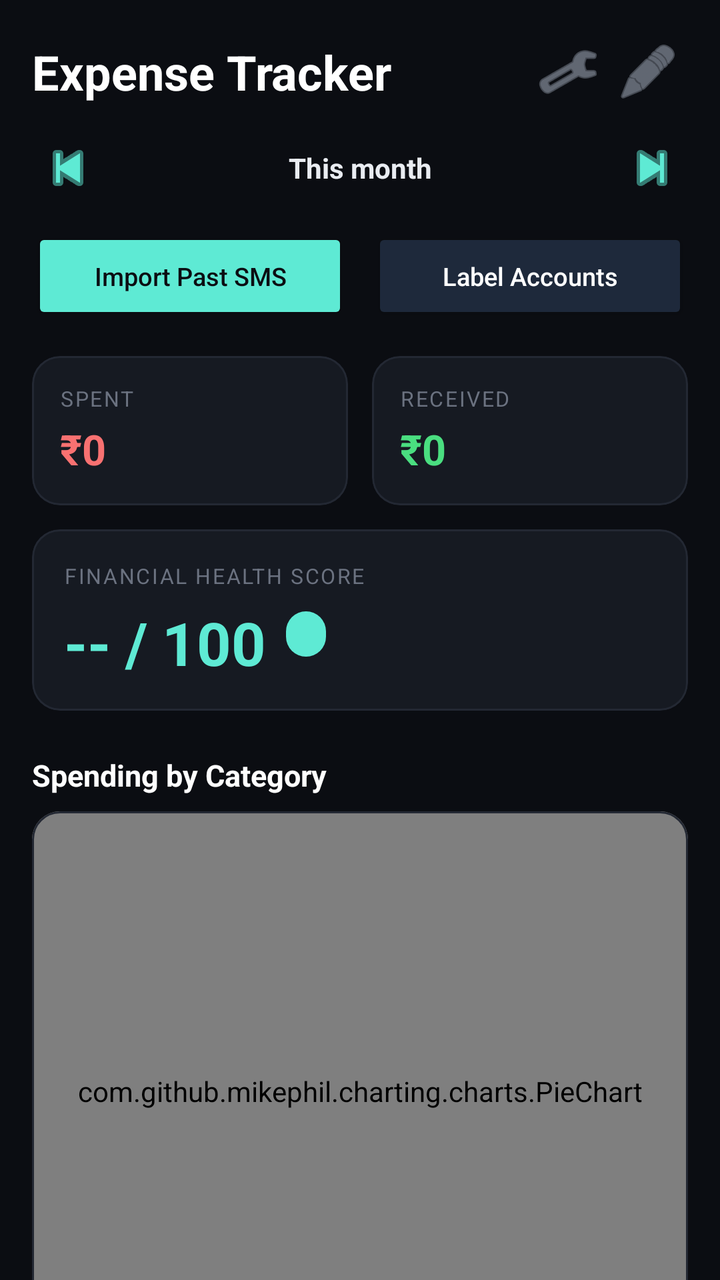
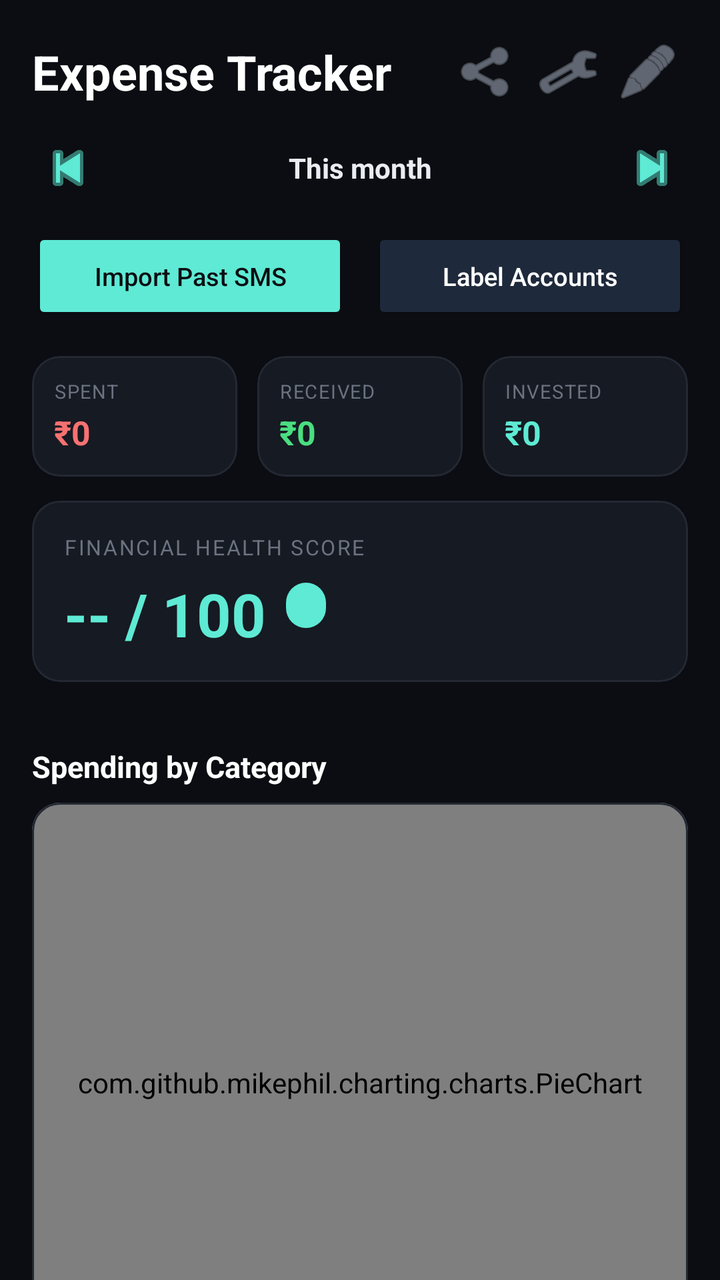

An Android layout rendered at two revisions. The XML below is the earlier revision; the diff shows what the commit changed to produce the second picture.
<!-- AndroidManifest.xml: application theme Theme.ExpenseTracker -->
<!-- res/layout/activity_main.xml -->
<?xml version="1.0" encoding="utf-8"?>
<androidx.core.widget.NestedScrollView
    xmlns:android="http://schemas.android.com/apk/res/android"
    xmlns:app="http://schemas.android.com/apk/res-auto"
    android:layout_width="match_parent"
    android:layout_height="match_parent"
    android:background="#0B0D12">

    <LinearLayout
        android:layout_width="match_parent"
        android:layout_height="wrap_content"
        android:orientation="vertical"
        android:padding="16dp">

        
        <LinearLayout
            android:layout_width="match_parent"
            android:layout_height="wrap_content"
            android:orientation="horizontal"
            android:gravity="center_vertical">

            <TextView
                android:layout_width="0dp"
                android:layout_height="wrap_content"
                android:layout_weight="1"
                android:text="Expense Tracker"
                android:textColor="#FFFFFF"
                android:textSize="24sp"
                android:textStyle="bold" />

            <ImageButton
                android:id="@+id/btnSettingsIcon"
                android:layout_width="40dp"
                android:layout_height="40dp"
                android:background="?attr/selectableItemBackgroundBorderless"
                android:contentDescription="Budgets"
                android:src="@android:drawable/ic_menu_manage"
                app:tint="#9AA3B2" />

            <ImageButton
                android:id="@+id/btnLabelIcon"
                android:layout_width="40dp"
                android:layout_height="40dp"
                android:background="?attr/selectableItemBackgroundBorderless"
                android:contentDescription="Label accounts"
                android:src="@android:drawable/ic_menu_edit"
                app:tint="#9AA3B2" />
        </LinearLayout>

        
        <LinearLayout
            android:layout_width="match_parent"
            android:layout_height="wrap_content"
            android:layout_marginTop="10dp"
            android:gravity="center_vertical"
            android:orientation="horizontal">

            <ImageButton
                android:id="@+id/btnPrevMonth"
                android:layout_width="36dp"
                android:layout_height="36dp"
                android:background="?attr/selectableItemBackgroundBorderless"
                android:contentDescription="Previous month"
                android:src="@android:drawable/ic_media_previous"
                app:tint="#5EEAD4" />

            <TextView
                android:id="@+id/tvPeriod"
                android:layout_width="0dp"
                android:layout_height="wrap_content"
                android:layout_weight="1"
                android:gravity="center"
                android:text="This month"
                android:textColor="#E9ECF1"
                android:textSize="14sp"
                android:textStyle="bold" />

            <ImageButton
                android:id="@+id/btnNextMonth"
                android:layout_width="36dp"
                android:layout_height="36dp"
                android:background="?attr/selectableItemBackgroundBorderless"
                android:contentDescription="Next month"
                android:src="@android:drawable/ic_media_next"
                app:tint="#5EEAD4" />
        </LinearLayout>

        
        <LinearLayout
            android:layout_width="match_parent"
            android:layout_height="wrap_content"
            android:layout_marginTop="12dp"
            android:orientation="horizontal">

            <Button
                android:id="@+id/btnImportSms"
                android:layout_width="0dp"
                android:layout_height="wrap_content"
                android:layout_weight="1"
                android:layout_marginEnd="6dp"
                android:backgroundTint="#5EEAD4"
                android:text="Import Past SMS"
                android:textColor="#0B0D12"
                android:textAllCaps="false"
                android:textSize="12.5sp" />

            <Button
                android:id="@+id/btnLabelAccounts"
                android:layout_width="0dp"
                android:layout_height="wrap_content"
                android:layout_weight="1"
                android:layout_marginStart="6dp"
                android:backgroundTint="#1E293B"
                android:text="Label Accounts"
                android:textColor="#FFFFFF"
                android:textAllCaps="false"
                android:textSize="12.5sp" />
        </LinearLayout>

        
        <LinearLayout
            android:layout_width="match_parent"
            android:layout_height="wrap_content"
            android:layout_marginTop="16dp"
            android:orientation="horizontal">

            <com.google.android.material.card.MaterialCardView
                android:layout_width="0dp"
                android:layout_height="wrap_content"
                android:layout_weight="1"
                android:layout_marginEnd="6dp"
                app:cardBackgroundColor="#161A22"
                app:cardCornerRadius="14dp"
                app:cardElevation="0dp"
                app:strokeColor="#232833"
                app:strokeWidth="1dp">

                <LinearLayout
                    android:layout_width="match_parent"
                    android:layout_height="wrap_content"
                    android:orientation="vertical"
                    android:padding="14dp">

                    <TextView
                        android:layout_width="wrap_content"
                        android:layout_height="wrap_content"
                        android:text="SPENT"
                        android:textColor="#6B7280"
                        android:textSize="10.5sp"
                        android:letterSpacing="0.08" />

                    <TextView
                        android:id="@+id/tvTotalDebit"
                        android:layout_width="wrap_content"
                        android:layout_height="wrap_content"
                        android:layout_marginTop="4dp"
                        android:text="₹0"
                        android:textColor="#F87171"
                        android:textSize="21sp"
                        android:textStyle="bold" />
                </LinearLayout>
            </com.google.android.material.card.MaterialCardView>

            <com.google.android.material.card.MaterialCardView
                android:layout_width="0dp"
                android:layout_height="wrap_content"
                android:layout_weight="1"
                android:layout_marginStart="6dp"
                app:cardBackgroundColor="#161A22"
                app:cardCornerRadius="14dp"
                app:cardElevation="0dp"
                app:strokeColor="#232833"
                app:strokeWidth="1dp">

                <LinearLayout
                    android:layout_width="match_parent"
                    android:layout_height="wrap_content"
                    android:orientation="vertical"
                    android:padding="14dp">

                    <TextView
                        android:layout_width="wrap_content"
                        android:layout_height="wrap_content"
                        android:text="RECEIVED"
                        android:textColor="#6B7280"
                        android:textSize="10.5sp"
                        android:letterSpacing="0.08" />

                    <TextView
                        android:id="@+id/tvTotalCredit"
                        android:layout_width="wrap_content"
                        android:layout_height="wrap_content"
                        android:layout_marginTop="4dp"
                        android:text="₹0"
                        android:textColor="#4ADE80"
                        android:textSize="21sp"
                        android:textStyle="bold" />
                </LinearLayout>
            </com.google.android.material.card.MaterialCardView>
        </LinearLayout>

        
        <com.google.android.material.card.MaterialCardView
            android:layout_width="match_parent"
            android:layout_height="wrap_content"
            android:layout_marginTop="12dp"
            app:cardBackgroundColor="#161A22"
            app:cardCornerRadius="14dp"
            app:cardElevation="0dp"
            app:strokeColor="#232833"
            app:strokeWidth="1dp">

            <LinearLayout
                android:layout_width="match_parent"
                android:layout_height="wrap_content"
                android:orientation="vertical"
                android:padding="16dp">

                <TextView
                    android:layout_width="wrap_content"
                    android:layout_height="wrap_content"
                    android:text="FINANCIAL HEALTH SCORE"
                    android:textColor="#6B7280"
                    android:textSize="10.5sp"
                    android:letterSpacing="0.08" />

                <LinearLayout
                    android:layout_width="match_parent"
                    android:layout_height="wrap_content"
                    android:gravity="center_vertical"
                    android:orientation="horizontal">

                    <TextView
                        android:id="@+id/tvHealthScore"
                        android:layout_width="wrap_content"
                        android:layout_height="wrap_content"
                        android:layout_marginTop="4dp"
                        android:text="-- / 100"
                        android:textColor="#5EEAD4"
                        android:textSize="30sp"
                        android:textStyle="bold" />

                    <TextView
                        android:id="@+id/tvHealthBand"
                        android:layout_width="wrap_content"
                        android:layout_height="wrap_content"
                        android:layout_marginStart="10dp"
                        android:background="@drawable/badge_bg"
                        android:paddingStart="10dp"
                        android:paddingEnd="10dp"
                        android:paddingTop="4dp"
                        android:paddingBottom="4dp"
                        android:textColor="#0B0D12"
                        android:textSize="11sp"
                        android:textStyle="bold" />
                </LinearLayout>
            </LinearLayout>
        </com.google.android.material.card.MaterialCardView>

        
        <TextView
            android:layout_width="wrap_content"
            android:layout_height="wrap_content"
            android:layout_marginTop="22dp"
            android:layout_marginBottom="8dp"
            android:text="Spending by Category"
            android:textColor="#FFFFFF"
            android:textSize="15sp"
            android:textStyle="bold" />

        <com.google.android.material.card.MaterialCardView
            android:layout_width="match_parent"
            android:layout_height="wrap_content"
            app:cardBackgroundColor="#161A22"
            app:cardCornerRadius="14dp"
            app:cardElevation="0dp"
            app:strokeColor="#232833"
            app:strokeWidth="1dp">

            <com.github.mikephil.charting.charts.PieChart
                android:id="@+id/pieChart"
                android:layout_width="match_parent"
                android:layout_height="280dp"
                android:padding="8dp" />
        </com.google.android.material.card.MaterialCardView>

        
        <TextView
            android:layout_width="wrap_content"
            android:layout_height="wrap_content"
            android:layout_marginTop="22dp"
            android:layout_marginBottom="8dp"
            android:text="Top Merchants"
            android:textColor="#FFFFFF"
            android:textSize="15sp"
            android:textStyle="bold" />

        <com.google.android.material.card.MaterialCardView
            android:layout_width="match_parent"
            android:layout_height="wrap_content"
            app:cardBackgroundColor="#161A22"
            app:cardCornerRadius="14dp"
            app:cardElevation="0dp"
            app:strokeColor="#232833"
            app:strokeWidth="1dp">

            <com.github.mikephil.charting.charts.HorizontalBarChart
                android:id="@+id/barChart"
                android:layout_width="match_parent"
                android:layout_height="280dp"
                android:padding="8dp" />
        </com.google.android.material.card.MaterialCardView>

        
        <TextView
            android:layout_width="wrap_content"
            android:layout_height="wrap_content"
            android:layout_marginTop="22dp"
            android:layout_marginBottom="8dp"
            android:text="Recent Transactions"
            android:textColor="#FFFFFF"
            android:textSize="15sp"
            android:textStyle="bold" />

        <com.google.android.material.card.MaterialCardView
            android:layout_width="match_parent"
            android:layout_height="wrap_content"
            app:cardBackgroundColor="#161A22"
            app:cardCornerRadius="14dp"
            app:cardElevation="0dp"
            app:strokeColor="#232833"
            app:strokeWidth="1dp">

            <androidx.recyclerview.widget.RecyclerView
                android:id="@+id/rvTransactions"
                android:layout_width="match_parent"
                android:layout_height="wrap_content"
                android:nestedScrollingEnabled="false"
                android:paddingStart="14dp"
                android:paddingEnd="14dp"
                android:paddingTop="6dp"
                android:paddingBottom="6dp" />
        </com.google.android.material.card.MaterialCardView>

        
        <TextView
            android:layout_width="wrap_content"
            android:layout_height="wrap_content"
            android:layout_marginTop="22dp"
            android:text="⚠ Spending Flags"
            android:textColor="#FFFFFF"
            android:textSize="15sp"
            android:textStyle="bold" />

        <LinearLayout
            android:id="@+id/flagsContainer"
            android:layout_width="match_parent"
            android:layout_height="wrap_content"
            android:layout_marginTop="8dp"
            android:orientation="vertical" />

        
        <TextView
            android:layout_width="wrap_content"
            android:layout_height="wrap_content"
            android:layout_marginTop="18dp"
            android:text="✅ Savings Opportunities"
            android:textColor="#FFFFFF"
            android:textSize="15sp"
            android:textStyle="bold" />

        <LinearLayout
            android:id="@+id/savingsContainer"
            android:layout_width="match_parent"
            android:layout_height="wrap_content"
            android:layout_marginTop="8dp"
            android:layout_marginBottom="40dp"
            android:orientation="vertical" />

    </LinearLayout>
</androidx.core.widget.NestedScrollView>
<!-- resources referenced by this layout -->
<resources>
  <!-- drawable badge_bg (drawable) -->
  <?xml version="1.0" encoding="utf-8"?>
  <shape xmlns:android="http://schemas.android.com/apk/res/android" android:shape="rectangle">
      <solid android:color="#5EEAD4" />
      <corners android:radius="20dp" />
  </shape>
  <style name="Theme.ExpenseTracker" parent="Theme.MaterialComponents.DayNight.NoActionBar">
          <item name="colorPrimary">#5EEAD4</item>
          <item name="colorPrimaryDark">#0F1115</item>
          <item name="colorAccent">#5EEAD4</item>
          <item name="android:windowBackground">#0F1115</item>
      </style>
</resources>

<!-- the commit's change to res/layout/activity_main.xml (unified diff, before → after) -->
@@ -27,6 +27,15 @@
                 android:textColor="#FFFFFF"
                 android:textSize="24sp"
                 android:textStyle="bold" />
+
+            <ImageButton
+                android:id="@+id/btnShareIcon"
+                android:layout_width="40dp"
+                android:layout_height="40dp"
+                android:background="?attr/selectableItemBackgroundBorderless"
+                android:contentDescription="Share report"
+                android:src="@android:drawable/ic_menu_share"
+                app:tint="#9AA3B2" />
 
             <ImageButton
                 android:id="@+id/btnSettingsIcon"
@@ -128,7 +137,7 @@
                 android:layout_width="0dp"
                 android:layout_height="wrap_content"
                 android:layout_weight="1"
-                android:layout_marginEnd="6dp"
+                android:layout_marginEnd="5dp"
                 app:cardBackgroundColor="#161A22"
                 app:cardCornerRadius="14dp"
                 app:cardElevation="0dp"
@@ -139,24 +148,24 @@
                     android:layout_width="match_parent"
                     android:layout_height="wrap_content"
                     android:orientation="vertical"
-                    android:padding="14dp">
+                    android:padding="11dp">
 
                     <TextView
                         android:layout_width="wrap_content"
                         android:layout_height="wrap_content"
                         android:text="SPENT"
                         android:textColor="#6B7280"
-                        android:textSize="10.5sp"
-                        android:letterSpacing="0.08" />
+                        android:textSize="9.5sp"
+                        android:letterSpacing="0.06" />
 
                     <TextView
                         android:id="@+id/tvTotalDebit"
                         android:layout_width="wrap_content"
                         android:layout_height="wrap_content"
-                        android:layout_marginTop="4dp"
+                        android:layout_marginTop="3dp"
                         android:text="₹0"
                         android:textColor="#F87171"
-                        android:textSize="21sp"
+                        android:textSize="16.5sp"
                         android:textStyle="bold" />
                 </LinearLayout>
             </com.google.android.material.card.MaterialCardView>
@@ -165,7 +174,8 @@
                 android:layout_width="0dp"
                 android:layout_height="wrap_content"
                 android:layout_weight="1"
-                android:layout_marginStart="6dp"
+                android:layout_marginStart="5dp"
+                android:layout_marginEnd="5dp"
                 app:cardBackgroundColor="#161A22"
                 app:cardCornerRadius="14dp"
                 app:cardElevation="0dp"
@@ -176,24 +186,61 @@
                     android:layout_width="match_parent"
                     android:layout_height="wrap_content"
                     android:orientation="vertical"
-                    android:padding="14dp">
+                    android:padding="11dp">
 
                     <TextView
                         android:layout_width="wrap_content"
                         android:layout_height="wrap_content"
                         android:text="RECEIVED"
                         android:textColor="#6B7280"
-                        android:textSize="10.5sp"
-                        android:letterSpacing="0.08" />
+                        android:textSize="9.5sp"
+                        android:letterSpacing="0.06" />
 
                     <TextView
                         android:id="@+id/tvTotalCredit"
                         android:layout_width="wrap_content"
                         android:layout_height="wrap_content"
-                        android:layout_marginTop="4dp"
+                        android:layout_marginTop="3dp"
                         android:text="₹0"
                         android:textColor="#4ADE80"
-                        android:textSize="21sp"
+                        android:textSize="16.5sp"
+                        android:textStyle="bold" />
+                </LinearLayout>
+            </com.google.android.material.card.MaterialCardView>
+
+            <com.google.android.material.card.MaterialCardView
+                android:layout_width="0dp"
+                android:layout_height="wrap_content"
+                android:layout_weight="1"
+                android:layout_marginStart="5dp"
+                app:cardBackgroundColor="#161A22"
+                app:cardCornerRadius="14dp"
+                app:cardElevation="0dp"
+                app:strokeColor="#232833"
+                app:strokeWidth="1dp">
+
+                <LinearLayout
+                    android:layout_width="match_parent"
+                    android:layout_height="wrap_content"
+                    android:orientation="vertical"
+                    android:padding="11dp">
+
+                    <TextView
+                        android:layout_width="wrap_content"
+                        android:layout_height="wrap_content"
+                        android:text="INVESTED"
+                        android:textColor="#6B7280"
+                        android:textSize="9.5sp"
+                        android:letterSpacing="0.06" />
+
+                    <TextView
+                        android:id="@+id/tvTotalInvested"
+                        android:layout_width="wrap_content"
+                        android:layout_height="wrap_content"
+                        android:layout_marginTop="3dp"
+                        android:text="₹0"
+                        android:textColor="#5EEAD4"
+                        android:textSize="16.5sp"
                         android:textStyle="bold" />
                 </LinearLayout>
             </com.google.android.material.card.MaterialCardView>
@@ -257,6 +304,13 @@
             </LinearLayout>
         </com.google.android.material.card.MaterialCardView>
 
+        <LinearLayout
+            android:id="@+id/budgetStatusContainer"
+            android:layout_width="match_parent"
+            android:layout_height="wrap_content"
+            android:layout_marginTop="10dp"
+            android:orientation="vertical" />
+
         
         <TextView
             android:layout_width="wrap_content"
